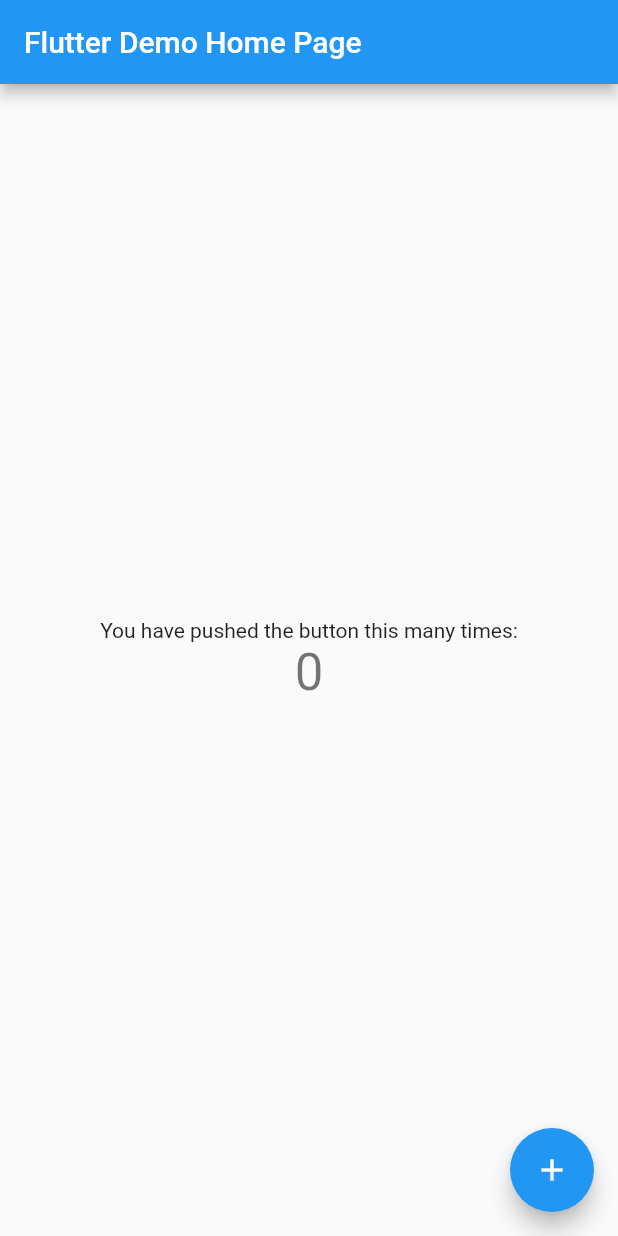
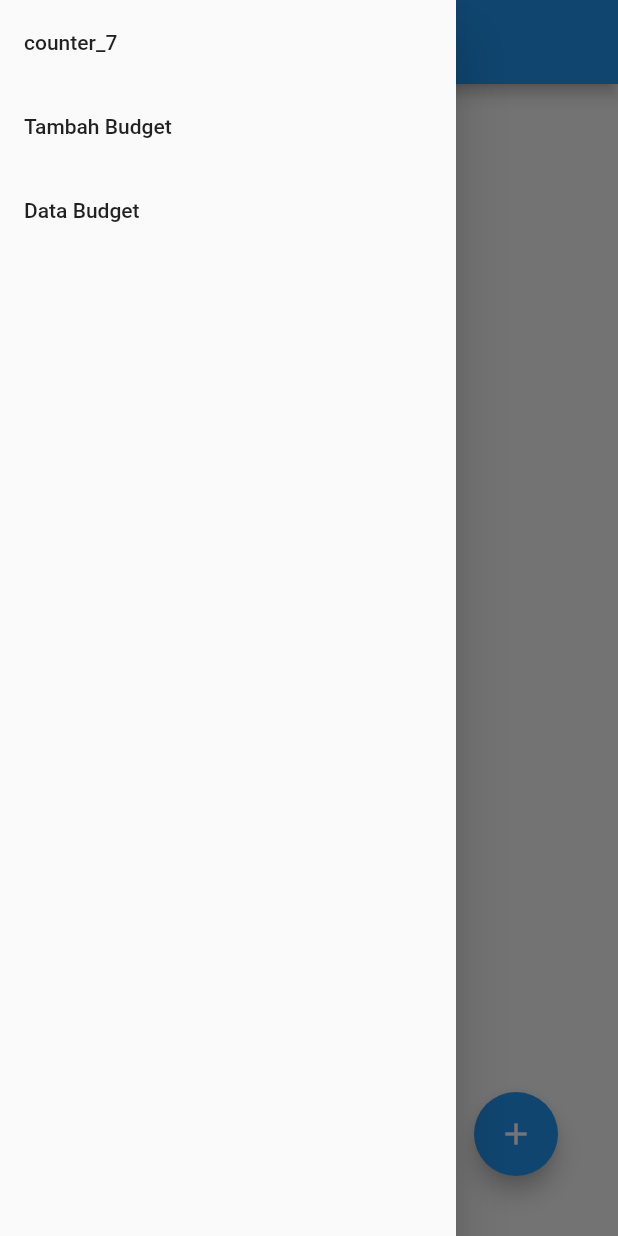
Before and after one commit to bryan-ilman/pbp-flutter-lab, a Flutter app: the screen it shows after launch, with the side drawer open (before the commit the screen has no drawer), on a phone screen of 412 x 824 dp. Run offline on Flutter 3.47's test engine with Material 2 defaults, Android fonts, the phone set to English and light mode, and no system bars.

Commit message:
tugas 8 selesai

```diff
--- /dev/null
+++ b/lib/budgetModel.dart
@@ -0,0 +1,7 @@
+class Budget {
+  String judul;
+  String nominal;
+  String tipe;
+  String tanggal;
+  Budget(this.judul, this.nominal, this.tipe, this.tanggal);
+}
--- a/lib/counter_7.dart
+++ /dev/null
@@ -1,101 +0,0 @@
-import 'dart:math';
-
-import 'package:flutter/material.dart';
-
-void main() {
-  runApp(const MyApp());
-}
-
-class MyApp extends StatelessWidget {
-  const MyApp({super.key});
-
-  // This widget is the root of your application.
-  @override
-  Widget build(BuildContext context) {
-    return MaterialApp(
-      title: 'Flutter Program',
-      theme: ThemeData(
-        primarySwatch: Colors.blue,
-      ),
-      home: const MyHomePage(title: 'Flutter Program'),
-    );
-  }
-}
-
-class MyHomePage extends StatefulWidget {
-  const MyHomePage({super.key, required this.title});
-  final String title;
-
-  @override
-  State<MyHomePage> createState() => _MyHomePageState();
-}
-
-class _MyHomePageState extends State<MyHomePage> {
-  int _counter = 0;
-
-  void _incrementCounter() {
-    setState(() => _counter++);
-  }
-
-  void _decrementCounter() {
-    setState(() => {_counter = max(0, _counter - 1)});
-  }
-
-  @override
-  Widget build(BuildContext context) {
-    return Scaffold(
-        appBar: AppBar(
-          title: Text(widget.title),
-        ),
-        body: Center(
-            child: ShowCount(
-          counter: _counter,
-        )),
-        floatingActionButtonLocation: FloatingActionButtonLocation.centerDocked,
-        floatingActionButton: Padding(
-            padding: const EdgeInsets.all(40.0),
-            child: Stack(
-              children: <Widget>[
-                if (_counter > 0)
-                  Align(
-                      alignment: Alignment.bottomLeft,
-                      child: FloatingActionButton(
-                        onPressed: _decrementCounter,
-                        tooltip: "Decrement",
-                        child: const Icon(Icons.remove),
-                      )),
-                Align(
-                  alignment: Alignment.bottomRight,
-                  child: FloatingActionButton(
-                    onPressed: _incrementCounter,
-                    tooltip: 'Increment',
-                    child: const Icon(Icons.add),
-                  ),
-                )
-              ],
-            )));
-  }
-}
-
-class ShowCount extends StatelessWidget {
-  const ShowCount({super.key, required this.counter});
-
-  final int counter;
-
-  @override
-  Widget build(BuildContext context) {
-    return Column(
-      mainAxisAlignment: MainAxisAlignment.center,
-      children: <Widget>[
-        Text(
-          counter.isOdd ? "GANJIL" : "GENAP",
-          style: TextStyle(color: counter.isOdd ? Colors.blue : Colors.red),
-        ),
-        Text(
-          '$counter',
-          style: Theme.of(context).textTheme.headline4,
-        ),
-      ],
-    );
-  }
-}
--- /dev/null
+++ b/lib/drawer.dart
@@ -0,0 +1,55 @@
+import 'package:flutter/material.dart';
+
+import 'main.dart';
+import 'budgetData.dart';
+import 'budgetForm.dart';
+
+class MyDrawer extends StatefulWidget {
+  const MyDrawer({super.key});
+
+  @override
+  State<MyDrawer> createState() => _MyDrawerState();
+}
+
+class _MyDrawerState extends State<MyDrawer> {
+  @override
+  Widget build(BuildContext context) {
+    return Drawer(
+      child: Column(
+        children: [
+          ListTile(
+            title: const Text("counter_7"),
+            onTap: () {
+              Navigator.push(
+                context,
+                MaterialPageRoute(
+                    builder: (context) => const MyHomePage(
+                          title: "Flutter Program",
+                        )),
+              );
+            },
+          ),
+          ListTile(
+            title: const Text("Tambah Budget"),
+            onTap: () {
+              Navigator.pushReplacement(
+                context,
+                MaterialPageRoute(builder: (context) => const budgetForm()),
+              );
+            },
+          ),
+          ListTile(
+            title: const Text("Data Budget"),
+            onTap: () {
+              // Route menu ke halaman form
+              Navigator.pushReplacement(
+                context,
+                MaterialPageRoute(builder: (context) => BudgetData()),
+              );
+            },
+          ),
+        ],
+      ),
+    );
+  }
+}
--- a/lib/main.dart
+++ b/lib/main.dart
@@ -1,4 +1,8 @@
+import 'dart:math';
+
 import 'package:flutter/material.dart';
+
+import 'drawer.dart';
 
 void main() {
   runApp(const MyApp());
@@ -11,36 +15,17 @@ class MyApp extends StatelessWidget {
   @override
   Widget build(BuildContext context) {
     return MaterialApp(
-      title: 'Flutter Demo',
+      title: 'Flutter Program',
       theme: ThemeData(
-        // This is the theme of your application.
-        //
-        // Try running your application with "flutter run". You'll see the
-        // application has a blue toolbar. Then, without quitting the app, try
-        // changing the primarySwatch below to Colors.green and then invoke
-        // "hot reload" (press "r" in the console where you ran "flutter run",
-        // or simply save your changes to "hot reload" in a Flutter IDE).
-        // Notice that the counter didn't reset back to zero; the application
-        // is not restarted.
         primarySwatch: Colors.blue,
       ),
-      home: const MyHomePage(title: 'Flutter Demo Home Page'),
+      home: const MyHomePage(title: 'Flutter Program'),
     );
   }
 }
 
 class MyHomePage extends StatefulWidget {
   const MyHomePage({super.key, required this.title});
-
-  // This widget is the home page of your application. It is stateful, meaning
-  // that it has a State object (defined below) that contains fields that affect
-  // how it looks.
-
-  // This class is the configuration for the state. It holds the values (in this
-  // case the title) provided by the parent (in this case the App widget) and
-  // used by the build method of the State. Fields in a Widget subclass are
-  // always marked "final".
-
   final String title;
 
   @override
@@ -51,65 +36,69 @@ class _MyHomePageState extends State<MyHomePage> {
   int _counter = 0;
 
   void _incrementCounter() {
-    setState(() {
-      // This call to setState tells the Flutter framework that something has
-      // changed in this State, which causes it to rerun the build method below
-      // so that the display can reflect the updated values. If we changed
-      // _counter without calling setState(), then the build method would not be
-      // called again, and so nothing would appear to happen.
-      _counter++;
-    });
+    setState(() => _counter++);
+  }
+
+  void _decrementCounter() {
+    setState(() => {_counter = max(0, _counter - 1)});
   }
 
   @override
   Widget build(BuildContext context) {
-    // This method is rerun every time setState is called, for instance as done
-    // by the _incrementCounter method above.
-    //
-    // The Flutter framework has been optimized to make rerunning build methods
-    // fast, so that you can just rebuild anything that needs updating rather
-    // than having to individually change instances of widgets.
     return Scaffold(
         appBar: AppBar(
-        // Here we take the value from the MyHomePage object that was created by
-        // the App.build method, and use it to set our appbar title.
           title: Text(widget.title),
         ),
+        drawer: const MyDrawer(),
         body: Center(
-        // Center is a layout widget. It takes a single child and positions it
-        // in the middle of the parent.
-        child: Column(
-          // Column is also a layout widget. It takes a list of children and
-          // arranges them vertically. By default, it sizes itself to fit its
-          // children horizontally, and tries to be as tall as its parent.
-          //
-          // Invoke "debug painting" (press "p" in the console, choose the
-          // "Toggle Debug Paint" action from the Flutter Inspector in Android
-          // Studio, or the "Toggle Debug Paint" command in Visual Studio Code)
-          // to see the wireframe for each widget.
-          //
-          // Column has various properties to control how it sizes itself and
-          // how it positions its children. Here we use mainAxisAlignment to
-          // center the children vertically; the main axis here is the vertical
-          // axis because Columns are vertical (the cross axis would be
-          // horizontal).
+            child: ShowCount(
+          counter: _counter,
+        )),
+        floatingActionButtonLocation: FloatingActionButtonLocation.centerDocked,
+        floatingActionButton: Padding(
+            padding: const EdgeInsets.all(40.0),
+            child: Stack(
+              children: <Widget>[
+                if (_counter > 0)
+                  Align(
+                      alignment: Alignment.bottomLeft,
+                      child: FloatingActionButton(
+                        onPressed: _decrementCounter,
+                        tooltip: "Decrement",
+                        child: const Icon(Icons.remove),
+                      )),
+                Align(
+                  alignment: Alignment.bottomRight,
+                  child: FloatingActionButton(
+                    onPressed: _incrementCounter,
+                    tooltip: 'Increment',
+                    child: const Icon(Icons.add),
+                  ),
+                )
+              ],
+            )));
+  }
+}
+
+class ShowCount extends StatelessWidget {
+  const ShowCount({super.key, required this.counter});
+
+  final int counter;
+
+  @override
+  Widget build(BuildContext context) {
+    return Column(
       mainAxisAlignment: MainAxisAlignment.center,
       children: <Widget>[
-            const Text(
-              'You have pushed the button this many times:',
+        Text(
+          counter.isOdd ? "GANJIL" : "GENAP",
+          style: TextStyle(color: counter.isOdd ? Colors.blue : Colors.red),
         ),
         Text(
-              '$_counter',
+          '$counter',
           style: Theme.of(context).textTheme.headline4,
         ),
       ],
-        ),
-      ),
-      floatingActionButton: FloatingActionButton(
-        onPressed: _incrementCounter,
-        tooltip: 'Increment',
-        child: const Icon(Icons.add),
-      ), // This trailing comma makes auto-formatting nicer for build methods.
     );
   }
 }
```
Also changed, not shown: lib/budgetData.dart (added, +59 -0 lines), lib/budgetForm.dart (added, +247 -0 lines), 1 other file. Lines whose indentation alone changed are shown as unchanged.
